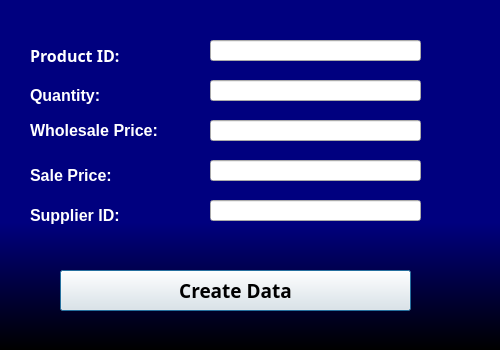
Above: backend_files/addData.ui from CS3250-Ctrl-Intelligence/Team-Project_Python before the change. Below: the same form after it.
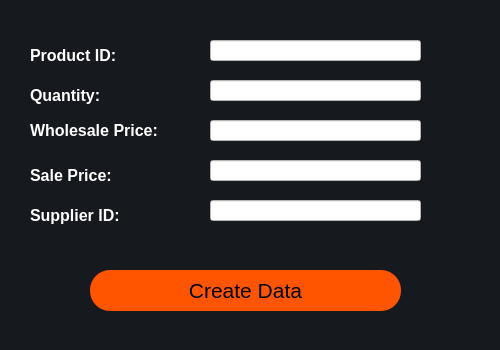
That is the form after the change.

```diff
--- a/backend_files/addData.ui
+++ b/backend_files/addData.ui
@@ -24,14 +24,13 @@
    </property>
    <property name="font">
     <font>
-     <family>Arial Black</family>
      <pointsize>12</pointsize>
      <bold>true</bold>
     </font>
    </property>
    <property name="styleSheet">
-    <string notr="true">QWidget#widget{
-background-color:qlineargradient(spread:pad, x1:0, y1:0.636, x2:0, y2:0.999591, stop:0 rgba(0, 0, 127, 255), stop:0.99435 rgba(0, 0, 0, 255));}</string>
+    <string notr="true">background-color:  #16191d;
+</string>
    </property>
    <widget class="QLabel" name="label_product">
     <property name="geometry">
@@ -44,7 +43,6 @@
     </property>
     <property name="font">
      <font>
-      <family>Arial Black</family>
       <pointsize>12</pointsize>
       <bold>true</bold>
      </font>
@@ -153,6 +151,9 @@
       <height>21</height>
      </rect>
     </property>
+    <property name="styleSheet">
+     <string notr="true">background-color: rgb(255, 255, 255);</string>
+    </property>
    </widget>
    <widget class="QLineEdit" name="lineEdit_quantity">
     <property name="geometry">
@@ -163,6 +164,9 @@
       <height>21</height>
      </rect>
     </property>
+    <property name="styleSheet">
+     <string notr="true">background-color: rgb(255, 255, 255);</string>
+    </property>
    </widget>
    <widget class="QLineEdit" name="lineEdit_wholesale">
     <property name="geometry">
@@ -173,6 +177,9 @@
       <height>21</height>
      </rect>
     </property>
+    <property name="styleSheet">
+     <string notr="true">background-color: rgb(255, 255, 255);</string>
+    </property>
    </widget>
    <widget class="QLineEdit" name="lineEdit_sale">
     <property name="geometry">
@@ -183,6 +190,9 @@
       <height>21</height>
      </rect>
     </property>
+    <property name="styleSheet">
+     <string notr="true">background-color: rgb(255, 255, 255);</string>
+    </property>
    </widget>
    <widget class="QLineEdit" name="lineEdit_supplier">
     <property name="geometry">
@@ -193,23 +203,30 @@
       <height>21</height>
      </rect>
     </property>
+    <property name="styleSheet">
+     <string notr="true">background-color: rgb(255, 255, 255);</string>
+    </property>
    </widget>
    <widget class="QPushButton" name="pushButton_commit">
     <property name="geometry">
      <rect>
-      <x>60</x>
+      <x>90</x>
       <y>270</y>
-      <width>351</width>
+      <width>311</width>
       <height>41</height>
      </rect>
     </property>
     <property name="font">
      <font>
-      <family>Arial Black</family>
-      <pointsize>14</pointsize>
-      <bold>true</bold>
+      <family>Segoe UI</family>
+      <pointsize>16</pointsize>
+      <bold>false</bold>
      </font>
     </property>
+    <property name="styleSheet">
+     <string notr="true">background-color: rgb(255, 85, 0);
+border-radius: 20px</string>
+    </property>
     <property name="text">
      <string>Create Data</string>
     </property>
@@ -225,7 +242,6 @@
     </property>
     <property name="font">
      <font>
-      <family>Arial Black</family>
       <pointsize>12</pointsize>
       <bold>true</bold>
      </font>
```
